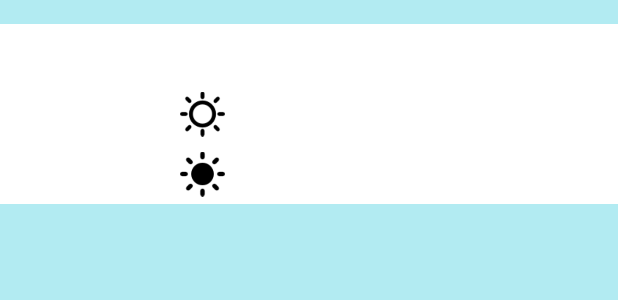
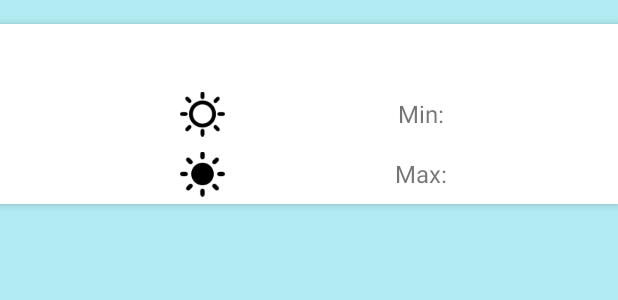
Before and after one commit to matevojts/MiniWeather, an Android app: the layout list_item.xml on its own in the app's theme, with its tools: preview values and no code run, on a phone screen of 412 x 824 dp. Shown: the top 300 px of the screen. Run offline under Robolectric (Android 15) with nearby library versions, the phone set to English and light mode, and no system bars.

Commit message:
UI changes; improved resources

```diff
--- a/app/src/main/java/com/example/android/miniweather/Adapter/ForeCastDayAdapter.java
+++ b/app/src/main/java/com/example/android/miniweather/Adapter/ForeCastDayAdapter.java
@@ -11,10 +11,6 @@ import com.example.android.miniweather.Models.Forecastday;
 import com.example.android.miniweather.R;
 import com.squareup.picasso.Picasso;
 import java.util.List;
-
-/**
- * Created by matev on 2017. 10. 13..
- */
 
 public class ForeCastDayAdapter extends RecyclerView.Adapter<ForeCastDayAdapter.ViewHolder> {
 
@@ -35,10 +31,10 @@ public class ForeCastDayAdapter extends RecyclerView.Adapter<ForeCastDayAdapter.
         Forecastday actualForecastday = forecasts.get(position);
         holder.dateTextView.setText(actualForecastday.getDate());
         holder.sunRiseTextView.setText(actualForecastday.getAstro().getSunrise());
-        holder.maxTempTextView.setText(actualForecastday.getDay().getMaxtempText());
+        holder.maxTempTextView.setText(actualForecastday.getDay().getMaxtempCelsiusText());
         holder.sunSetTextView.setText(actualForecastday.getAstro().getSunset());
-        holder.minTempTextView.setText(actualForecastday.getDay().getMintempText());
-        Picasso.with(holder.weatherConditionImageView.getContext()).load(actualForecastday.getDay().getCondition().getIconURL()).fit().centerCrop().into(holder.weatherConditionImageView);
+        holder.minTempTextView.setText(actualForecastday.getDay().getMintempCelsiusText());
+        Picasso.with(holder.weatherConditionImageView.getContext()).load(actualForecastday.getDay().getCondition().getIconURL()).placeholder(R.drawable.ic_image_grey600_48dp).fit().centerCrop().into(holder.weatherConditionImageView);
     }
 
     @Override
@@ -60,9 +56,5 @@ public class ForeCastDayAdapter extends RecyclerView.Adapter<ForeCastDayAdapter.
             minTempTextView = view.findViewById(R.id.mintemp_text_view);
             weatherConditionImageView = view.findViewById(R.id.weather_condition_image_view);
         }
-
     }
-
-
-
 }
--- a/app/src/main/java/com/example/android/miniweather/MainActivity.java
+++ b/app/src/main/java/com/example/android/miniweather/MainActivity.java
@@ -23,5 +23,3 @@ public class MainActivity extends AppCompatActivity {
         fragmentTransaction.commit();
     }
 }
-
-//TODO: http://api.apixu.com/v1/forecast.json?key=a648c3fd154342f1b3190352171310&q=London&days=10
--- a/app/src/main/java/com/example/android/miniweather/Models/Condition.java
+++ b/app/src/main/java/com/example/android/miniweather/Models/Condition.java
@@ -5,7 +5,7 @@ import com.google.gson.annotations.SerializedName;
 
 public class Condition {
 
-    final String HTTP_PREFIX = "http:";
+    private final String HTTP_PREFIX = "http:";
 
     @SerializedName("icon")
     @Expose
--- a/app/src/main/java/com/example/android/miniweather/Models/Day.java
+++ b/app/src/main/java/com/example/android/miniweather/Models/Day.java
@@ -5,7 +5,7 @@ import com.google.gson.annotations.SerializedName;
 
 public class Day {
 
-    final String CELSIUS_SIGN = " \u2103";
+    private final String CELSIUS_SIGN = " \u2103";
 
     @SerializedName("maxtemp_c")
     @Expose
@@ -41,11 +41,11 @@ public class Day {
         this.condition = condition;
     }
 
-    public String getMintempText(){
+    public String getMintempCelsiusText(){
         return Double.toString(mintempC) + CELSIUS_SIGN;
     }
 
-    public String getMaxtempText(){
+    public String getMaxtempCelsiusText(){
         return Double.toString(maxtempC) + CELSIUS_SIGN;
     }
 
--- a/app/src/main/java/com/example/android/miniweather/Network/WeatherApi.java
+++ b/app/src/main/java/com/example/android/miniweather/Network/WeatherApi.java
@@ -6,10 +6,6 @@ import retrofit2.Call;
 import retrofit2.http.GET;
 import retrofit2.http.Query;
 
-/**
- * Created by matev on 2017. 10. 13..
- */
-
 public interface WeatherApi {
 
     @GET("v1/forecast.json")
--- a/app/src/main/java/com/example/android/miniweather/Network/WeatherService.java
+++ b/app/src/main/java/com/example/android/miniweather/Network/WeatherService.java
@@ -3,14 +3,9 @@ package com.example.android.miniweather.Network;
 import retrofit2.Retrofit;
 import retrofit2.converter.gson.GsonConverterFactory;
 
-/**
- * Created by matev on 2017. 10. 13..
- */
-
 public class WeatherService {
 
     private final String BASEURL = "http://api.apixu.com/";
-
 
     public WeatherApi getService() {
         Retrofit retrofit = new Retrofit.Builder()
--- a/app/src/main/java/com/example/android/miniweather/Presenter/WeatherPresenter.java
+++ b/app/src/main/java/com/example/android/miniweather/Presenter/WeatherPresenter.java
@@ -7,10 +7,6 @@ import com.example.android.miniweather.View.WeatherViewFragment;
 import retrofit2.Call;
 import retrofit2.Callback;
 import retrofit2.Response;
-
-/**
- * Created by matev on 2017. 10. 18..
- */
 
 public class WeatherPresenter {
 
@@ -42,5 +38,4 @@ public class WeatherPresenter {
 
         });
     }
-
 }
--- a/app/src/main/java/com/example/android/miniweather/Presenter/WeatherViewContract.java
+++ b/app/src/main/java/com/example/android/miniweather/Presenter/WeatherViewContract.java
@@ -1,10 +1,6 @@
 package com.example.android.miniweather.Presenter;
 
 import com.example.android.miniweather.Models.CityWeather;
-
-/**
- * Created by matev on 2017. 10. 18..
- */
 
 public interface WeatherViewContract {
 
@@ -12,5 +8,4 @@ public interface WeatherViewContract {
 
     void error();
 
-
 }
--- a/app/src/main/java/com/example/android/miniweather/View/WeatherViewFragment.java
+++ b/app/src/main/java/com/example/android/miniweather/View/WeatherViewFragment.java
@@ -22,11 +22,6 @@ import com.example.android.miniweather.Presenter.WeatherViewContract;
 import com.example.android.miniweather.R;
 
 import retrofit2.Response;
-
-
-/**
- * Created by matev on 2017. 10. 18..
- */
 
 public class WeatherViewFragment extends Fragment implements WeatherViewContract{
 
--- a/app/src/main/res/layout/list_item.xml
+++ b/app/src/main/res/layout/list_item.xml
@@ -4,19 +4,21 @@
     android:orientation="horizontal"
     android:layout_width="match_parent"
     android:layout_height="match_parent"
-    android:background="#B2EBF2">
+    android:background="@color/list_item_separator">
 
     <LinearLayout
         android:layout_width="match_parent"
         android:layout_height="@dimen/list_item_height"
         android:layout_marginTop="@dimen/list_item_distance"
-        android:background="#FFFFFF"
-        android:orientation="horizontal">
+        android:background="@color/white"
+        android:orientation="horizontal"
+        android:elevation="@dimen/list_item_elevation">
 
         <ImageView
             android:id="@+id/weather_condition_image_view"
             android:layout_width="@dimen/list_item_height"
-            android:layout_height="match_parent"/>
+            android:layout_height="match_parent"
+            android:padding="@dimen/weather_condition_image_padding"/>
 
         <LinearLayout
             android:layout_width="match_parent"
@@ -26,14 +28,15 @@
             <TextView
                 android:id="@+id/date_text_view"
                 android:layout_width="match_parent"
-                android:layout_height="0dp"
+                android:layout_height="@dimen/basic_zero_dp"
                 android:layout_weight="1"
+                android:padding="@dimen/default_padding"
                 android:layout_marginLeft="@dimen/sun_image_view_width"
                 style="@style/ValueTextView"/>
 
             <LinearLayout
                 android:layout_width="match_parent"
-                android:layout_height="0dp"
+                android:layout_height="@dimen/basic_zero_dp"
                 android:layout_weight="1"
                 android:orientation="horizontal">
 
@@ -44,23 +47,33 @@
 
                 <TextView
                     android:id="@+id/sunrise_text_view"
-                    android:layout_width="0dp"
+                    android:layout_width="@dimen/basic_zero_dp"
                     android:layout_height="match_parent"
                     android:layout_weight="1"
+                    android:padding="@dimen/default_padding"
                     style="@style/ValueTextView"/>
 
                 <TextView
+                    android:layout_width="wrap_content"
+                    android:layout_height="match_parent"
+                    android:text="@string/min_label"
+                    style="@style/ValueTextView"
+                    android:padding="@dimen/default_padding"/>
+
+                <TextView
                     android:id="@+id/mintemp_text_view"
-                    android:layout_width="0dp"
+                    android:layout_width="@dimen/basic_zero_dp"
                     android:layout_height="match_parent"
                     android:layout_weight="1"
-                    style="@style/ValueTextView"/>
+                    android:padding="@dimen/default_padding"
+                    android:textSize="@dimen/value_font_size"
+                    android:gravity="center_vertical"/>
 
             </LinearLayout>
 
             <LinearLayout
                 android:layout_width="match_parent"
-                android:layout_height="0dp"
+                android:layout_height="@dimen/basic_zero_dp"
                 android:layout_weight="1"
                 android:orientation="horizontal">
 
@@ -71,17 +84,27 @@
 
                 <TextView
                     android:id="@+id/sunset_text_view"
-                    android:layout_width="0dp"
+                    android:layout_width="@dimen/basic_zero_dp"
                     android:layout_height="match_parent"
                     android:layout_weight="1"
+                    android:padding="@dimen/default_padding"
+                    style="@style/ValueTextView"/>
+
+                <TextView
+                    android:layout_width="wrap_content"
+                    android:layout_height="match_parent"
+                    android:text="@string/max_label"
+                    android:padding="@dimen/default_padding"
                     style="@style/ValueTextView"/>
 
                 <TextView
                     android:id="@+id/maxtemp_text_view"
-                    android:layout_width="0dp"
+                    android:layout_width="@dimen/basic_zero_dp"
                     android:layout_height="match_parent"
                     android:layout_weight="1"
-                    style="@style/ValueTextView"/>
+                    android:padding="@dimen/default_padding"
+                    android:textSize="@dimen/value_font_size"
+                    android:gravity="center_vertical"/>
 
             </LinearLayout>
 
--- a/app/src/main/res/layout/weather_view_fragment.xml
+++ b/app/src/main/res/layout/weather_view_fragment.xml
@@ -11,7 +11,7 @@
 
         <EditText
             android:id="@+id/city_edit_text"
-            android:layout_width="0dp"
+            android:layout_width="@dimen/basic_zero_dp"
             android:layout_height="wrap_content"
             android:hint="@string/city"
             android:inputType="textCapWords"
--- a/app/src/main/res/values/colors.xml
+++ b/app/src/main/res/values/colors.xml
@@ -3,4 +3,6 @@
     <color name="colorPrimary">#3F51B5</color>
     <color name="colorPrimaryDark">#303F9F</color>
     <color name="colorAccent">#FF4081</color>
+    <color name="white">#FFFFFF</color>
+    <color name="list_item_separator">#B2EBF2</color>
 </resources>
--- a/app/src/main/res/values/dimens.xml
+++ b/app/src/main/res/values/dimens.xml
@@ -5,5 +5,9 @@
     <dimen name="value_font_size">16sp</dimen>
     <dimen name="sun_image_view_width">30dp</dimen>
     <dimen name="list_item_distance">16dp</dimen>
+    <dimen name="basic_zero_dp">0dp</dimen>
+    <dimen name="default_padding">6dp</dimen>
+    <dimen name="weather_condition_image_padding">12dp</dimen>
+    <dimen name="list_item_elevation">4dp</dimen>
 
 </resources>
--- a/app/src/main/res/values/strings.xml
+++ b/app/src/main/res/values/strings.xml
@@ -4,4 +4,6 @@
     <string name="city">City</string>
     <string name="search">Search</string>
     <string name="api_call_failure_message">API call failed!</string>
+    <string name="min_label">Min:</string>
+    <string name="max_label">Max:</string>
 </resources>
```
Also changed, not shown: app/src/main/res/drawable-hdpi/ic_image_grey600_48dp.png (added), app/src/main/res/drawable-mdpi/ic_image_grey600_48dp.png (added), app/src/main/res/drawable-xhdpi/ic_image_grey600_48dp.png (added), app/src/main/res/drawable-xxhdpi/ic_image_grey600_48dp.png (added), app/src/main/res/drawable-xxxhdpi/ic_image_grey600_48dp.png (added).
